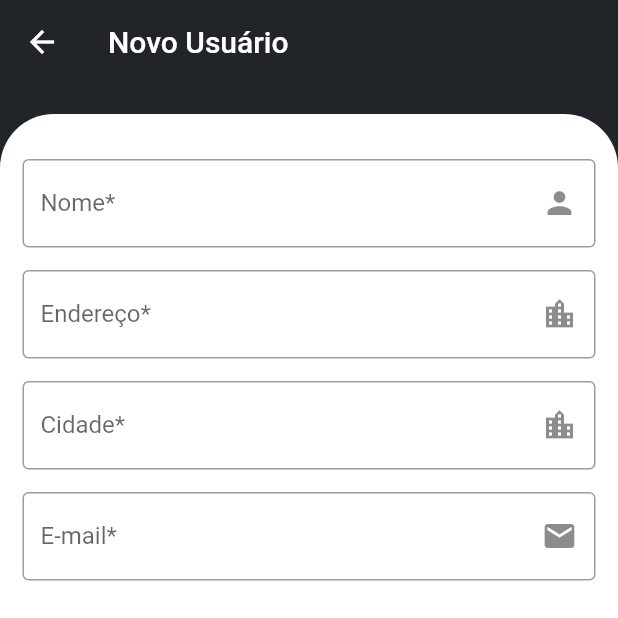
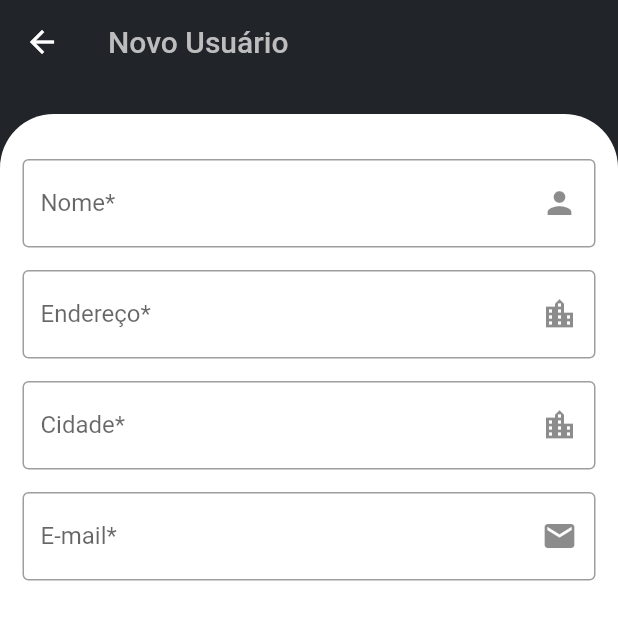
Before and after one commit to LucasSous/bookstore-flutter, a Flutter app: the screen it shows after launch, item 2 of the bottom bar chosen, after a tap on the "add" icon, on a phone screen of 412 x 824 dp, the top half of it. Run offline on Flutter 3.47's test engine with Material 2 defaults, Android fonts, the phone set to English and light mode, and no system bars; network calls fail.

Commit message:
in-app customizations

```diff
--- a/lib/pages/home_page.dart
+++ b/lib/pages/home_page.dart
@@ -45,7 +45,8 @@ class HomePageState extends State<HomePage> {
       bottomNavigationBar: BottomNavigationBar(
         currentIndex: paginaAtual,
         // ignore: prefer_const_constructors
-        fixedColor: Color(0xff198754),
+        fixedColor: Colors.white,
+        unselectedItemColor: Colors.grey[400],
         items: const [
           BottomNavigationBarItem(
               icon: Icon(Icons.home),
@@ -66,8 +67,10 @@ class HomePageState extends State<HomePage> {
               label: 'Livros',
               backgroundColor: Color(0xff212529)),
           BottomNavigationBarItem(
-              icon: Icon(Icons.calendar_today),
-              label: 'Alugéis',
+              icon: Icon(
+                Icons.calendar_today,
+              ),
+              label: 'Aluguéis',
               backgroundColor: Color(0xff212529)),
         ],
         onTap: (pagina) {
--- a/lib/pages/usuario_form.dart
+++ b/lib/pages/usuario_form.dart
@@ -38,9 +38,15 @@ class _UsuarioFormState extends State<UsuarioForm> {
 
   titulo() {
     if (_formData['id'] != null) {
-      return Text('Editar Usuário');
+      return Text(
+        'Editar Usuário',
+        style: TextStyle(color: Color(0xFFBDBDBD)),
+      );
     } else {
-      return Text('Novo Usuário');
+      return Text(
+        'Novo Usuário',
+        style: TextStyle(color: Color(0xFFBDBDBD)),
+      );
     }
   }
 
--- a/lib/pages/usuarios_page.dart
+++ b/lib/pages/usuarios_page.dart
@@ -26,26 +26,32 @@ class _UsuariosPageState extends State<UsuariosPage> {
     }
   }
 
+  String filterText = "";
+
   @override
   Widget build(BuildContext context) {
     Size size = MediaQuery.of(context).size;
     final usuarios = Provider.of<UsuariosProvider>(context);
     return Scaffold(
       appBar: AppBar(
-        title: const Text('Usuários'),
+        title: const Text(
+          'Usuários',
+          style: TextStyle(color: Color(0xFFBDBDBD)),
+        ),
         elevation: 0,
         actions: <Widget>[
           IconButton(
               onPressed: () {
                 Navigator.of(context).pushNamed(AppRoutes.USER_FORM);
               },
-              icon: Icon(Icons.add))
+              icon: Icon(Icons.add),
+              color: Color(0xFFBDBDBD))
         ],
         backgroundColor: const Color(0xff212529),
       ),
       body: Container(
         decoration: BoxDecoration(
-          color: Colors.grey[300],
+          color: Color(0xFFF5F5F5),
         ),
         child: FutureBuilder(
           future: usuarios.loadUsers(),
@@ -98,6 +104,11 @@ class _UsuariosPageState extends State<UsuariosPage> {
                                     enabledBorder: InputBorder.none,
                                     focusedBorder: InputBorder.none,
                                     suffixIcon: Icon(Icons.search)),
+                                onChanged: (text) {
+                                  setState(() {
+                                    filterText = text;
+                                  });
+                                },
                               ),
                             ),
                           ),
```
Also changed, not shown: lib/components/UsuariosList.dart (+85 -25 lines).
